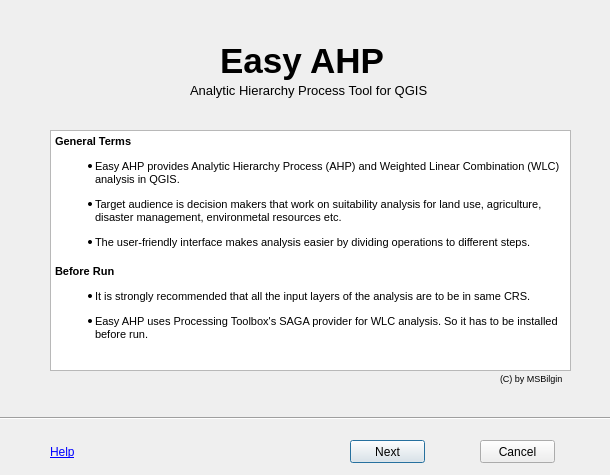
Qt form main.ui (MSBilgin/EasyAHP) before a commit.
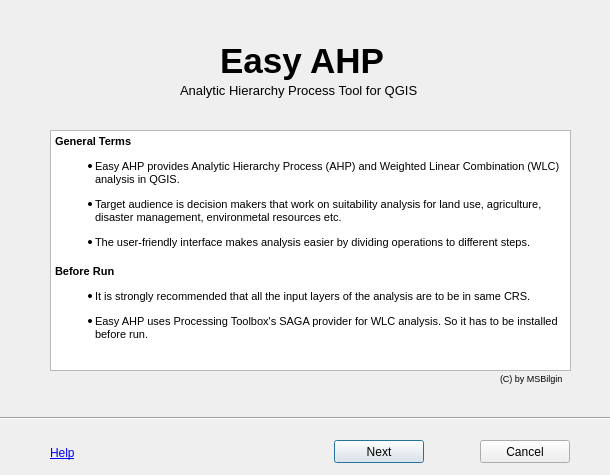
The same form after that commit.

```diff
--- a/main.ui
+++ b/main.ui
@@ -21,7 +21,7 @@
     <rect>
      <x>220</x>
      <y>30</y>
-     <width>231</width>
+     <width>301</width>
      <height>61</height>
     </rect>
    </property>
@@ -69,9 +69,9 @@
   <widget class="QLabel" name="label_2">
    <property name="geometry">
     <rect>
-     <x>190</x>
+     <x>180</x>
      <y>80</y>
-     <width>241</width>
+     <width>401</width>
      <height>20</height>
     </rect>
    </property>
@@ -100,9 +100,9 @@
   <widget class="QPushButton" name="nextBTN">
    <property name="geometry">
     <rect>
-     <x>350</x>
+     <x>334</x>
      <y>440</y>
-     <width>75</width>
+     <width>90</width>
      <height>23</height>
     </rect>
    </property>
@@ -115,7 +115,7 @@
     <rect>
      <x>480</x>
      <y>440</y>
-     <width>75</width>
+     <width>90</width>
      <height>23</height>
     </rect>
    </property>
@@ -128,8 +128,8 @@
     <rect>
      <x>50</x>
      <y>445</y>
-     <width>46</width>
-     <height>13</height>
+     <width>71</width>
+     <height>16</height>
     </rect>
    </property>
    <property name="text">
@@ -144,7 +144,7 @@
     <rect>
      <x>500</x>
      <y>370</y>
-     <width>71</width>
+     <width>91</width>
      <height>16</height>
     </rect>
    </property>
```
